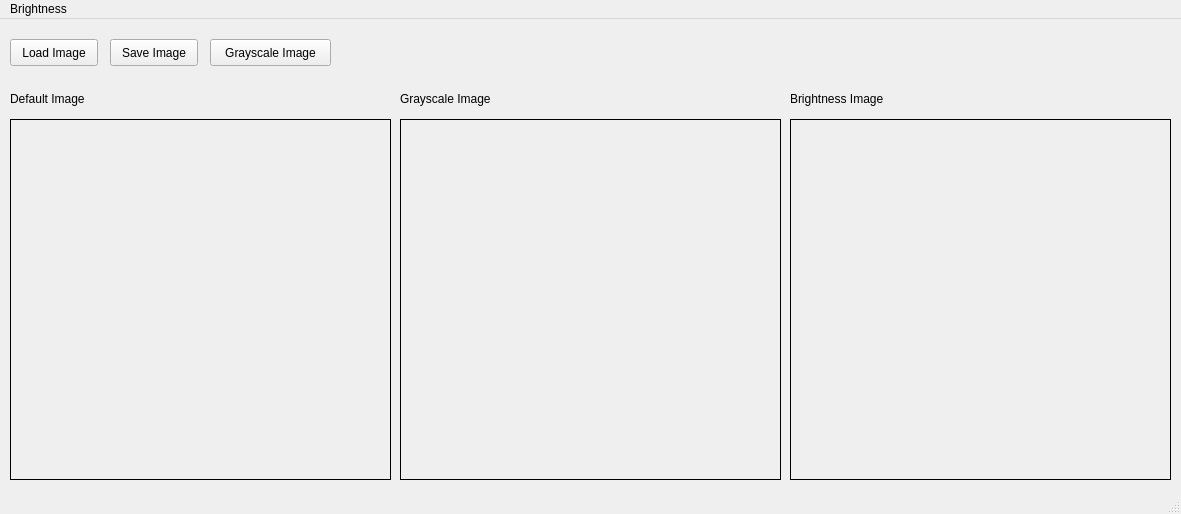
First picture: the form in Module A1-A8/A4/A4.ui, repository Itsjustrell/Digital-Image-Processing, before the edit.
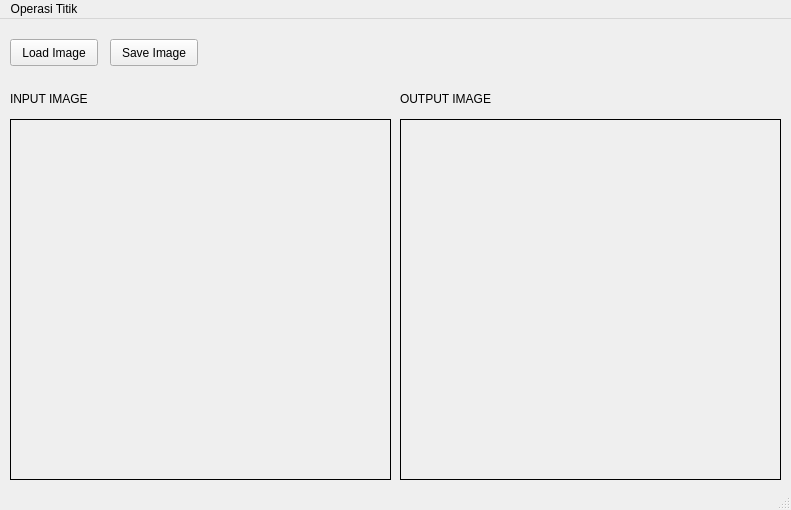
Second picture: the form after the edit.

Diff of the .ui file:
```diff
--- a/Module A1-A8/A4/A4.ui
+++ b/Module A1-A8/A4/A4.ui
@@ -6,8 +6,8 @@
    <rect>
     <x>0</x>
     <y>0</y>
-    <width>1181</width>
-    <height>514</height>
+    <width>791</width>
+    <height>510</height>
    </rect>
   </property>
   <property name="windowTitle">
@@ -72,19 +72,6 @@
      <string/>
     </property>
    </widget>
-   <widget class="QPushButton" name="GrayScaleButton">
-    <property name="geometry">
-     <rect>
-      <x>210</x>
-      <y>20</y>
-      <width>121</width>
-      <height>27</height>
-     </rect>
-    </property>
-    <property name="text">
-     <string>Grayscale Image</string>
-    </property>
-   </widget>
    <widget class="QLabel" name="label">
     <property name="geometry">
      <rect>
@@ -95,23 +82,7 @@
      </rect>
     </property>
     <property name="text">
-     <string>Default Image</string>
-    </property>
-   </widget>
-   <widget class="QLabel" name="imglabel_3">
-    <property name="geometry">
-     <rect>
-      <x>790</x>
-      <y>100</y>
-      <width>381</width>
-      <height>361</height>
-     </rect>
-    </property>
-    <property name="frameShape">
-     <enum>QFrame::Box</enum>
-    </property>
-    <property name="text">
-     <string/>
+     <string>INPUT IMAGE</string>
     </property>
    </widget>
    <widget class="QLabel" name="label_2">
@@ -124,20 +95,7 @@
      </rect>
     </property>
     <property name="text">
-     <string>Grayscale Image</string>
-    </property>
-   </widget>
-   <widget class="QLabel" name="label_3">
-    <property name="geometry">
-     <rect>
-      <x>790</x>
-      <y>70</y>
-      <width>131</width>
-      <height>19</height>
-     </rect>
-    </property>
-    <property name="text">
-     <string>Brightness Image</string>
+     <string>OUTPUT IMAGE</string>
     </property>
    </widget>
   </widget>
@@ -146,13 +104,13 @@
     <rect>
      <x>0</x>
      <y>0</y>
-     <width>1181</width>
+     <width>791</width>
      <height>24</height>
     </rect>
    </property>
    <widget class="QMenu" name="menuBrightness">
     <property name="title">
-     <string>Brightness</string>
+     <string>Operasi Titik</string>
     </property>
     <addaction name="actionBrightness"/>
    </widget>
```
Left out of the diff: 51 changed lines with no effect on the pictures.
